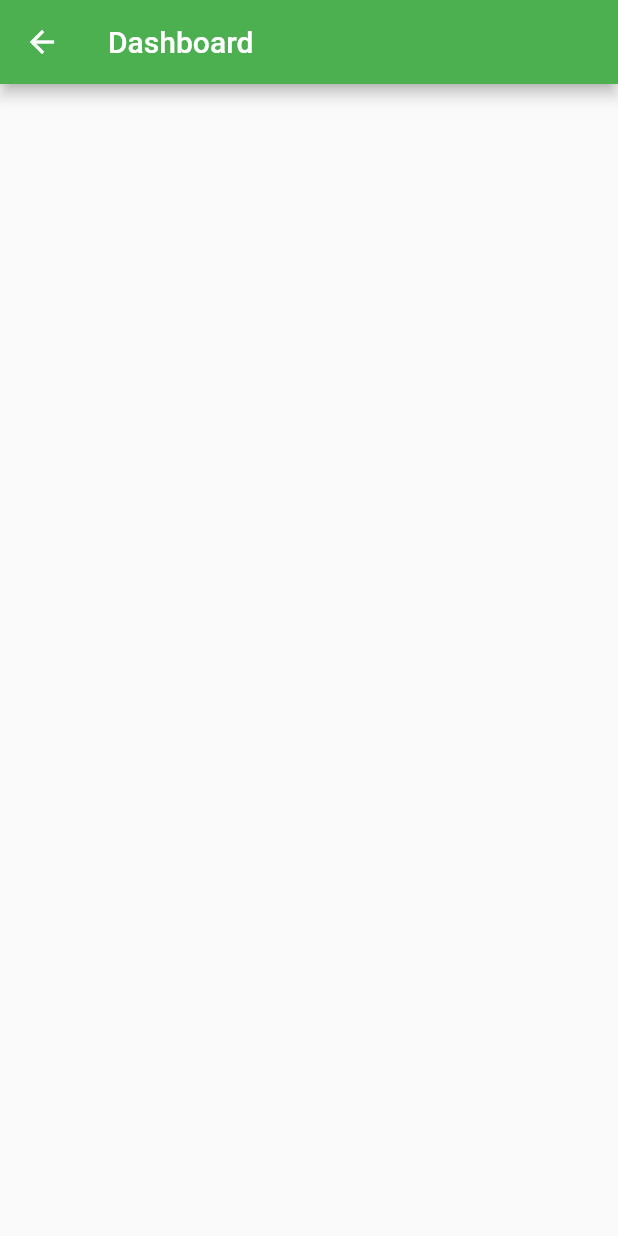
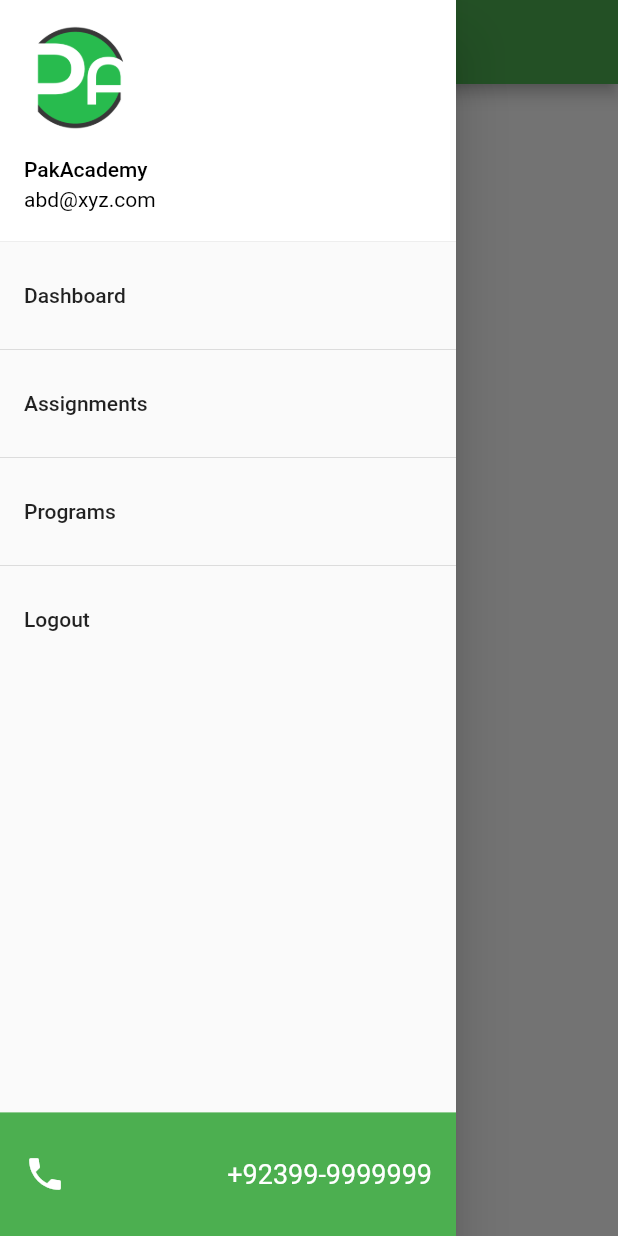
Before and after one commit to AbdullahChauhan/PA-Flutter-T1, a Flutter app: the Dashboard screen opened directly, with the side drawer open (before the commit the screen has no drawer), on a phone screen of 412 x 824 dp. Run offline on Flutter 3.47's test engine with Material 2 defaults, Android fonts, the phone set to English and light mode, and no system bars.

Commit message:
dashboard navigator UI completed

```diff
--- a/lib/dashboard_screen.dart
+++ b/lib/dashboard_screen.dart
@@ -6,6 +6,62 @@ class Dashboard extends StatelessWidget {
     return Scaffold(
       appBar: AppBar(
         title: Text('Dashboard'),
+        // centerTitle: true,
+      ),
+      drawer: Drawer(
+        child: Column(
+          children: <Widget>[
+            Expanded(
+              flex: 9,
+              child: ListView(
+                children: <Widget>[
+                  UserAccountsDrawerHeader(
+                    currentAccountPicture: CircleAvatar(
+                      child: Image.asset('assets/images/logo.png'),
+                      backgroundColor: Colors.white,
+                    ),
+                    accountEmail: Text(
+                      'abd@xyz.com',
+                      style: TextStyle(color: Colors.black),
+                    ),
+                    accountName: Text(
+                      'PakAcademy',
+                      style: TextStyle(color: Colors.black),
+                    ),
+                    decoration: BoxDecoration(color: Colors.white),
+                  ),
+                  ListTile(
+                    title: Text('Dashboard'),
+                  ),
+                  Divider(),
+                  ListTile(
+                    title: Text('Assignments'),
+                  ),
+                  Divider(),
+                  ListTile(
+                    title: Text('Programs'),
+                  ),
+                  Divider(),
+                  ListTile(
+                    title: Text('Logout'),
+                  ),
+                ],
+              ),
+            ),
+            Expanded(
+              flex: 1,
+              child: Container(
+                padding: EdgeInsets.all(16.0),
+                width: double.infinity,
+                color: Theme.of(context).primaryColor,
+                child: Row(
+                  mainAxisAlignment: MainAxisAlignment.spaceBetween,
+                  children: <Widget>[Icon(Icons.phone, color: Colors.white, size: 28.0,), Text('+92399-9999999', style: TextStyle(color: Colors.white, fontSize: 18.0),)],
+                ),
+              ),
+            )
+          ],
+        ),
       ),
     );
   }
```
